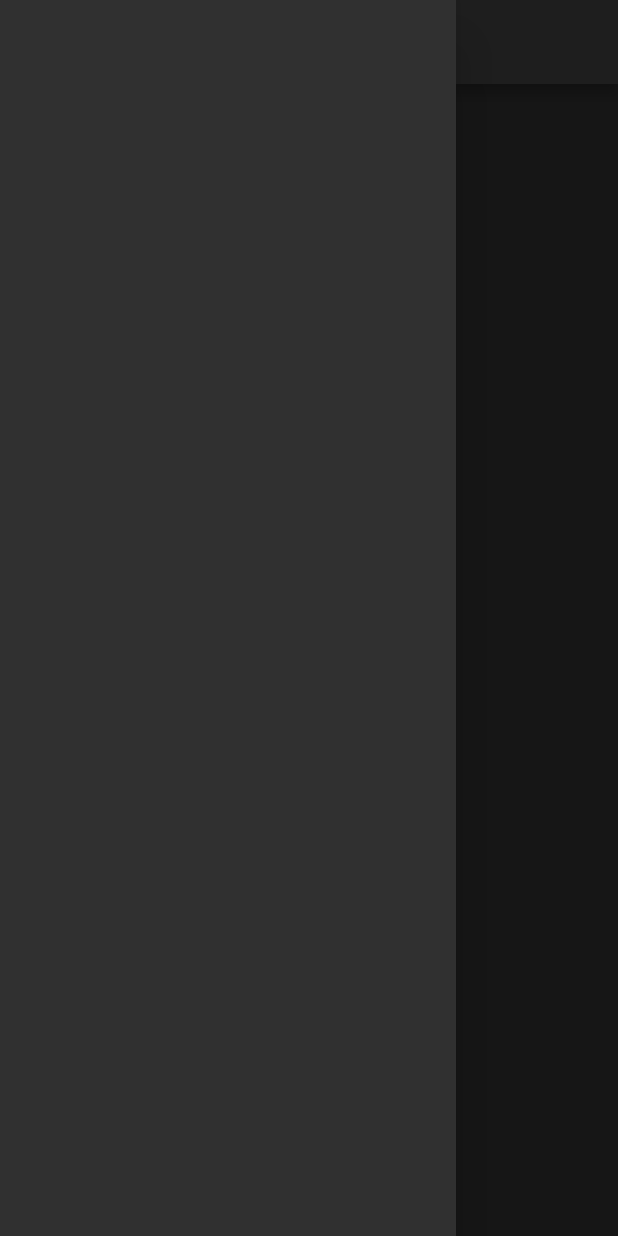
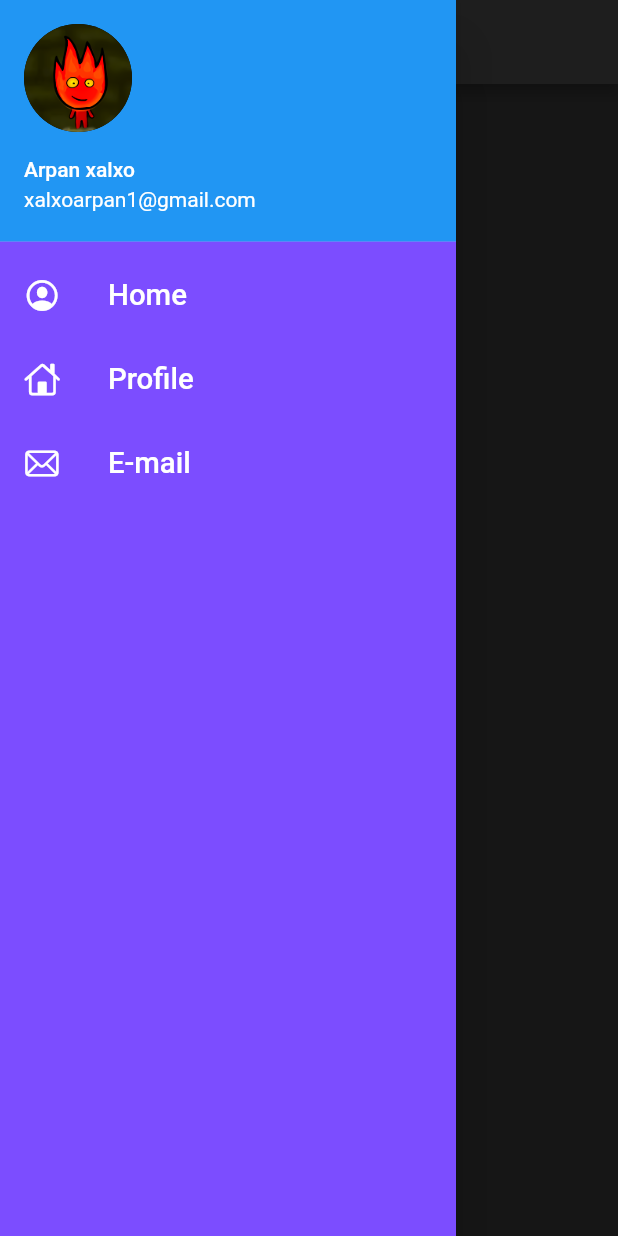
Before and after one commit to arpan-xalxo/flutter, a Flutter app: the HomePage screen opened by its route, with the side drawer open, on a phone screen of 412 x 824 dp. Run offline on Flutter 3.47's test engine with Material 2 defaults, Android fonts, the phone set to English and light mode, and no system bars; our stand-ins replace google_fonts; missing offline and left inert: dart:js.

Commit message:
themes extracted

```diff
--- a/lib/pages/home_page.dart
+++ b/lib/pages/home_page.dart
@@ -1,4 +1,6 @@
 import 'package:flutter/material.dart';
+import 'package:flutter_basic_application_1/main.dart';
+import 'package:flutter_basic_application_1/widgets/drawer.dart';
 
 class HomePage extends StatelessWidget {
   @override
@@ -12,7 +14,7 @@
           child: Text('Welcome'),
         ),
       ),
-      drawer: Drawer(),
+      drawer: MyDrawer(),
     );
   }
 }
--- /dev/null
+++ b/lib/utils/routes.dart
@@ -0,0 +1,4 @@
+class MyRoutes {
+  static String loginRoute = "/login";
+  static String homeRoute = "/home";
+}
--- /dev/null
+++ b/lib/widgets/drawer.dart
@@ -0,0 +1,64 @@
+import 'package:flutter/cupertino.dart';
+import 'package:flutter/material.dart';
+
+class MyDrawer extends StatelessWidget {
+  @override
+  Widget build(BuildContext context) {
+    final imageurl =
+        "https://encrypted-tbn0.gstatic.com/images?q=tbn:ANd9GcQF4ylDTKID2SUKztyQzWt3kTfRM15GzLJuqg&usqp=CAU";
+    return Drawer(
+      child: Container(
+        color: Colors.deepPurpleAccent,
+        child: ListView(
+          padding: EdgeInsets.zero,
+          children: [
+            DrawerHeader(
+              padding: EdgeInsets.zero,
+              child: UserAccountsDrawerHeader(
+                margin: EdgeInsets.zero,
+                accountName: Text("Arpan xalxo"),
+                accountEmail: Text("xalxoarpan1@gmail.com"),
+                currentAccountPicture: CircleAvatar(
+                  backgroundImage: AssetImage("assets/images/fireboy.png"),
+                ),
+              ),
+            ),
+            ListTile(
+              leading: Icon(
+                CupertinoIcons.profile_circled,
+                color: Colors.white,
+              ),
+              title: Text(
+                "Home",
+                textScaleFactor: 1.4,
+                style: TextStyle(color: Colors.white),
+              ),
+            ),
+            ListTile(
+              leading: Icon(
+                CupertinoIcons.home,
+                color: Colors.white,
+              ),
+              title: Text(
+                "Profile",
+                textScaleFactor: 1.4,
+                style: TextStyle(color: Colors.white),
+              ),
+            ),
+            ListTile(
+              leading: Icon(
+                CupertinoIcons.mail,
+                color: Colors.white,
+              ),
+              title: Text(
+                "E-mail",
+                textScaleFactor: 1.4,
+                style: TextStyle(color: Colors.white),
+              ),
+            )
+          ],
+        ),
+      ),
+    );
+  }
+}
--- /dev/null
+++ b/lib/widgets/themes.dart
@@ -0,0 +1,17 @@
+import 'dart:js';
+
+import 'package:flutter/material.dart';
+import 'package:google_fonts/google_fonts.dart';
+
+class MyTheme {
+  static ThemeData get lightTheme => ThemeData(
+      primarySwatch: Colors.deepPurple,
+      fontFamily: GoogleFonts.lato().fontFamily,
+      appBarTheme: AppBarTheme(
+        color: Colors.white,
+        elevation: 0.0,
+        iconTheme: IconThemeData(color: Colors.black),
+      ));
+
+  static ThemeData get darkTheme => ThemeData(brightness: Brightness.dark);
+}
--- a/pubspec.yaml
+++ b/pubspec.yaml
@@ -35,6 +35,7 @@
   # The following adds the Cupertino Icons font to your application.
   # Use with the CupertinoIcons class for iOS style icons.
   cupertino_icons: ^1.0.2
+  google_fonts: ^5.1.0
 
 dev_dependencies:
   flutter_test:
@@ -59,8 +60,8 @@
   uses-material-design: true
 
   # To add assets to your application, add an assets section, like this:
-  # assets:
-  #   - images/a_dot_burr.jpeg
+  assets:
+  - assets/images/
   #   - images/a_dot_ham.jpeg
 
   # An image asset can refer to one or more resolution-specific "variants", see
```
Also changed, not shown: lib/main.dart (+10 -5 lines), lib/pages/login_page.dart (+75 -12 lines), assets/images/dp.jpg (added), assets/images/fireboy.png (added), pubspec.lock, 1 other file.
